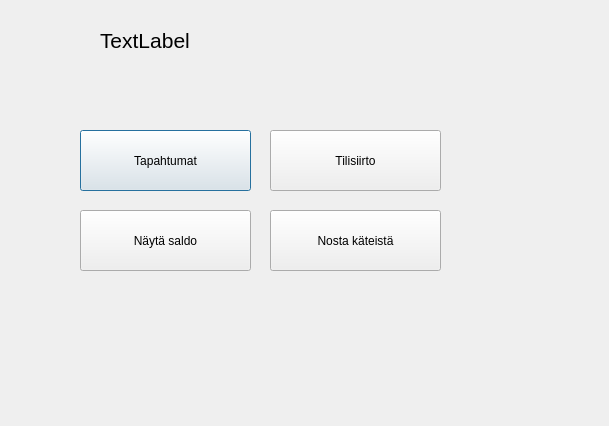
First picture: the form in bank-automat/cardinfo.ui, repository tvt24kmo-project/group_15, before the edit.
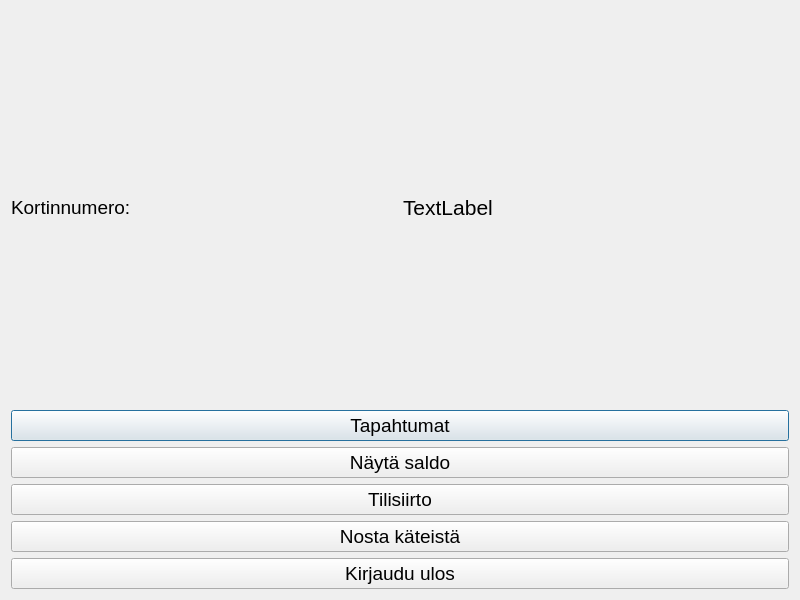
Second picture: the form after the edit.

What changed in the file:
```diff
--- a/bank-automat/cardinfo.ui
+++ b/bank-automat/cardinfo.ui
@@ -6,78 +6,124 @@
    <rect>
     <x>0</x>
     <y>0</y>
-    <width>609</width>
-    <height>426</height>
+    <width>800</width>
+    <height>600</height>
    </rect>
   </property>
+  <property name="font">
+   <font>
+    <pointsize>14</pointsize>
+   </font>
+  </property>
   <property name="windowTitle">
    <string>Dialog</string>
   </property>
+  <layout class="QVBoxLayout" name="verticalLayout_2" stretch="1,5">
+   <property name="sizeConstraint">
+    <enum>QLayout::SetDefaultConstraint</enum>
+   </property>
+   <item>
+    <layout class="QHBoxLayout" name="horizontalLayout">
+     <item>
+      <widget class="QLabel" name="label">
+       <property name="font">
+        <font>
+         <pointsize>14</pointsize>
+        </font>
+       </property>
+       <property name="text">
+        <string>Kortinnumero:</string>
+       </property>
+      </widget>
+     </item>
+     <item>
   <widget class="QLabel" name="labelUsername">
-   <property name="geometry">
-    <rect>
-     <x>100</x>
-     <y>20</y>
-     <width>171</width>
-     <height>41</height>
-    </rect>
+       <property name="font">
+        <font>
+         <pointsize>14</pointsize>
+        </font>
    </property>
    <property name="text">
     <string>&lt;html&gt;&lt;head/&gt;&lt;body&gt;&lt;p&gt;&lt;span style=&quot; font-size:16pt;&quot;&gt;TextLabel&lt;/span&gt;&lt;/p&gt;&lt;/body&gt;&lt;/html&gt;</string>
    </property>
-  </widget>
+       <property name="buddy">
+        <cstring>labelUsername</cstring>
+       </property>
+      </widget>
+     </item>
+    </layout>
+   </item>
+   <item>
+    <layout class="QVBoxLayout" name="verticalLayout">
+     <item>
   <widget class="QPushButton" name="btnHistory">
-   <property name="geometry">
-    <rect>
-     <x>80</x>
-     <y>130</y>
-     <width>171</width>
-     <height>61</height>
-    </rect>
+       <property name="font">
+        <font>
+         <pointsize>14</pointsize>
+        </font>
    </property>
    <property name="text">
     <string>Tapahtumat</string>
    </property>
   </widget>
+     </item>
+     <item>
   <widget class="QPushButton" name="btnData">
-   <property name="geometry">
-    <rect>
-     <x>80</x>
-     <y>210</y>
-     <width>171</width>
-     <height>61</height>
-    </rect>
+       <property name="font">
+        <font>
+         <pointsize>14</pointsize>
+        </font>
    </property>
    <property name="text">
     <string>Näytä saldo</string>
    </property>
   </widget>
+     </item>
+     <item>
   <widget class="QPushButton" name="btnTransfer">
-   <property name="geometry">
-    <rect>
-     <x>270</x>
-     <y>130</y>
-     <width>171</width>
-     <height>61</height>
-    </rect>
+       <property name="font">
+        <font>
+         <pointsize>14</pointsize>
+        </font>
    </property>
    <property name="text">
     <string>Tilisiirto</string>
    </property>
   </widget>
+     </item>
+     <item>
   <widget class="QPushButton" name="buttonWithdrawCash">
-   <property name="geometry">
-    <rect>
-     <x>270</x>
-     <y>210</y>
-     <width>171</width>
-     <height>61</height>
-    </rect>
+       <property name="font">
+        <font>
+         <pointsize>14</pointsize>
+        </font>
    </property>
    <property name="text">
     <string>Nosta käteistä</string>
    </property>
   </widget>
+     </item>
+     <item>
+      <widget class="QPushButton" name="btnClose">
+       <property name="baseSize">
+        <size>
+         <width>0</width>
+         <height>0</height>
+        </size>
+       </property>
+       <property name="font">
+        <font>
+         <pointsize>14</pointsize>
+        </font>
+       </property>
+       <property name="text">
+        <string>Kirjaudu ulos</string>
+       </property>
+      </widget>
+     </item>
+    </layout>
+   </item>
+  </layout>
  </widget>
  <resources/>
  <connections/>
```
Lines whose indentation alone changed are shown as unchanged.
